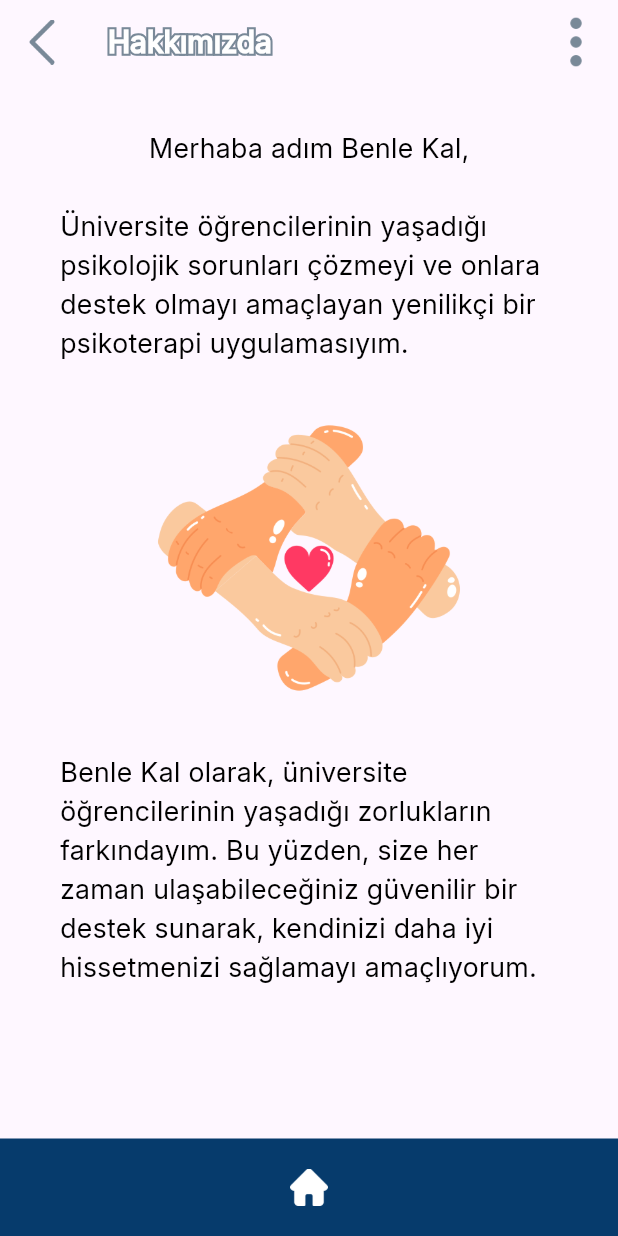
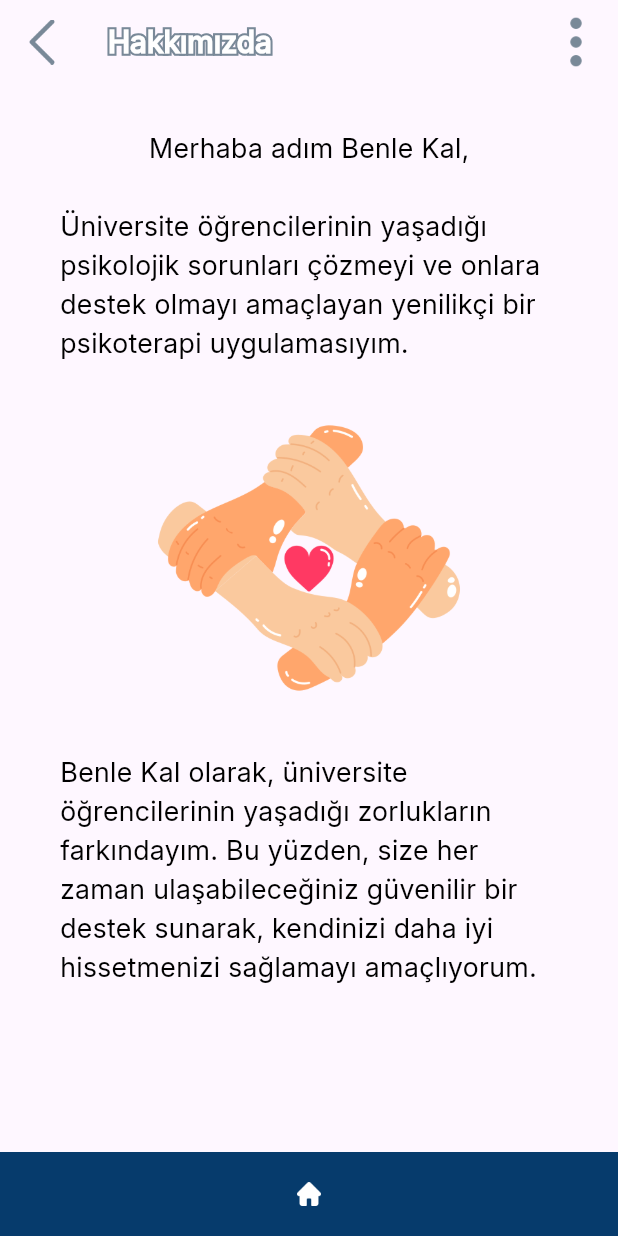
Before and after one commit to tugba0278/Benle-Kal, a Flutter app: the About screen opened by its route, on a phone screen of 412 x 824 dp. Run offline on Flutter 3.47's test engine with Material 3 defaults, Android fonts, the light colour scheme and no system bars; our stand-ins replace firebase_auth, firebase_core; accounts and stored records are empty.

Commit message:
bottom  bar widget updated

```diff
--- a/lib/design-classes-widgets/student_bottom_bar_widget.dart
+++ b/lib/design-classes-widgets/student_bottom_bar_widget.dart
@@ -16,8 +16,8 @@
   @override
   Widget build(BuildContext context) {
     return BottomAppBar(
-      color: bgColor,
-      height: 65,
+      color: color,
+      height: height,
       shape: const CircularNotchedRectangle(),
       clipBehavior: Clip.antiAlias,
       child: IconButton(
```
